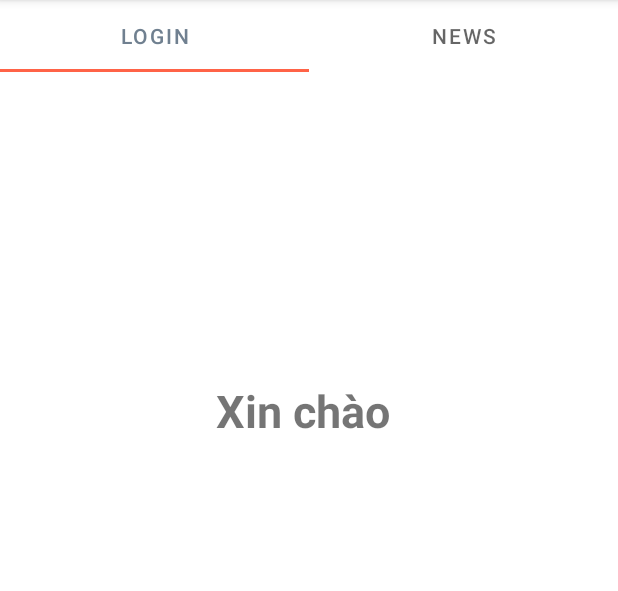
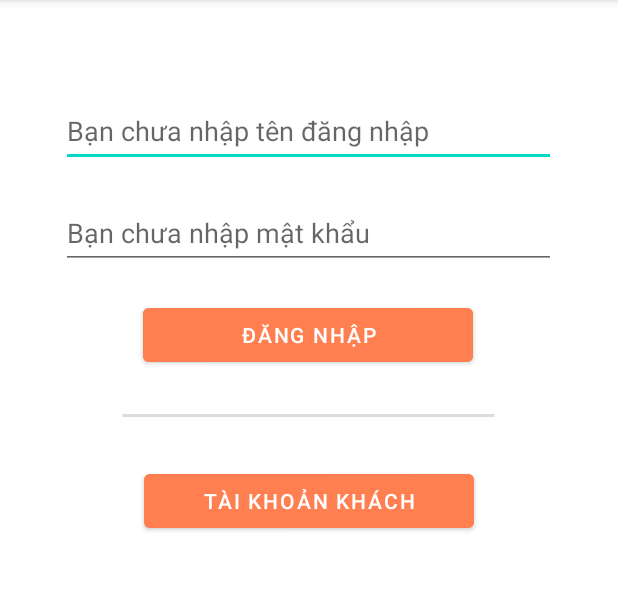
Before and after one commit to tntbinh/LTDD_TH109-C91A_Nhom1, an Android app: the screen it shows after launch (MainActivity), after a tap on "ĐĂNG NHẬP", on a phone screen of 412 x 824 dp, the part 84-675 px from its top. Run offline under Robolectric (Android 15) with nearby library versions, the phone set to English and light mode, and no system bars.

Commit message:
Add Login Activity. Change LoginFragment to UserFragment

```diff
--- a/NewsApp/app/src/main/java/com/example/newsapp/LoginFragment.java
+++ /dev/null
@@ -1,52 +0,0 @@
-package com.example.newsapp;
-
-import android.os.Bundle;
-
-import androidx.fragment.app.Fragment;
-import androidx.fragment.app.FragmentStatePagerAdapter;
-
-import android.view.LayoutInflater;
-import android.view.View;
-import android.view.ViewGroup;
-import android.widget.Button;
-import android.widget.EditText;
-import android.widget.TextView;
-
-public class LoginFragment extends Fragment {
-
-    EditText username, password;
-    Button btn_user, btn_guest;
-    TextView user, line;
-
-    public LoginFragment() {
-        // Required empty public constructor
-    }
-
-    @Override
-    public View onCreateView(LayoutInflater inflater, ViewGroup container,
-                             Bundle savedInstanceState) {
-        // Inflate the layout for this fragment
-        View view = inflater.inflate(R.layout.fragment_login, container, false);
-        username = view.findViewById(R.id.username);
-        password = view.findViewById(R.id.password);
-        btn_user = view.findViewById(R.id.btn_login_user);
-        btn_guest = view.findViewById(R.id.btn_login_guest);
-        user = view.findViewById(R.id.user);
-        line = view.findViewById(R.id.line);
-
-        btn_user.setOnClickListener(new View.OnClickListener() {
-            @Override
-            public void onClick(View view) {
-                username.setVisibility(View.INVISIBLE);
-                password.setVisibility(View.INVISIBLE);
-                btn_user.setVisibility(View.INVISIBLE);
-                btn_guest.setVisibility(View.INVISIBLE);
-                line.setVisibility(View.INVISIBLE);
-                user.setText("Xin chào " + username.getText().toString());
-                user.setVisibility(View.VISIBLE);
-
-            }
-        });
-        return view;
-    }
-}
--- a/NewsApp/app/src/main/java/com/example/newsapp/MainActivity.java
+++ b/NewsApp/app/src/main/java/com/example/newsapp/MainActivity.java
@@ -2,32 +2,68 @@ package com.example.newsapp;
 
 import androidx.appcompat.app.AppCompatActivity;
 
+import android.content.Context;
+import android.content.Intent;
 import android.os.Bundle;
 import android.view.View;
 import android.widget.Button;
 import android.widget.EditText;
-import androidx.fragment.app.Fragment;
-import androidx.fragment.app.FragmentManager;
-import androidx.fragment.app.FragmentStatePagerAdapter;
-import androidx.viewpager.widget.ViewPager;
-
-import com.google.android.material.tabs.TabLayout;
+import android.widget.TextView;
 
 public class MainActivity extends AppCompatActivity {
-    private TabLayout mTablayout;
-    private ViewPager mViewPager;
+
+    public static final String KEY_USER_TO_MAIN = "KEY_USER_TO_MAIN";
+    public static final String KEY_PASSWORD_TO_MAIN = "KEY_PASSWORD_TO_MAIN";
+
+    EditText username, password;
+    Button btn_user, btn_guest;
+    TextView user, line;
+    private Context context;
 
     @Override
     protected void onCreate(Bundle savedInstanceState) {
         super.onCreate(savedInstanceState);
         setContentView(R.layout.activity_main);
 
-        mTablayout = findViewById(R.id.tab_id);
-        mViewPager = findViewById(R.id.view_pager);
+        context = this;
 
-        ViewPageAdapter viewPageAdapter = new ViewPageAdapter(getSupportFragmentManager(), FragmentStatePagerAdapter.BEHAVIOR_RESUME_ONLY_CURRENT_FRAGMENT);
-        mViewPager.setAdapter(viewPageAdapter);
-        mTablayout.setupWithViewPager(mViewPager);
+        username = findViewById(R.id.username);
+        password = findViewById(R.id.password);
+        btn_user = findViewById(R.id.btn_login_user);
+        btn_guest = findViewById(R.id.btn_login_guest);
+        user = findViewById(R.id.user);
+        line = findViewById(R.id.line);
+
+        btn_user.setOnClickListener(new View.OnClickListener() {
+            @Override
+            public void onClick(View view) {
+                String username_text = username.getText().toString();
+                String password_text = password.getText().toString();
+                if (username_text.length() == 0)
+                    username.setHint("Bạn chưa nhập tên đăng nhập");
+                if (password_text.length() == 0)
+                    password.setHint("Bạn chưa nhập mật khẩu");
+                if (username_text.length() > 0){
+                    if (password_text.length() > 0){
+                        Intent intent = new Intent(MainActivity.this, NewsActivity.class);
+                        intent.putExtra(KEY_USER_TO_MAIN, username_text);
+                        startActivity(intent);
+                    }
+
+                }
+            }
+        });
+
+        btn_guest.setOnClickListener(new View.OnClickListener() {
+            @Override
+            public void onClick(View view) {
+                String username_text = username.getText().toString();
+                if (btn_guest.getText().toString().equals("Tài khoản khách")) {
+                    Intent intent = new Intent(MainActivity.this, NewsActivity.class);
+                    startActivity(intent);
+                }
+            }
+        });
 
 
     }
--- a/NewsApp/app/src/main/java/com/example/newsapp/ViewPageAdapter.java
+++ b/NewsApp/app/src/main/java/com/example/newsapp/ViewPageAdapter.java
@@ -16,11 +16,11 @@ public class ViewPageAdapter extends FragmentStatePagerAdapter {
     public Fragment getItem(int position) {
         switch (position){
             case 0:
-                return new LoginFragment();
+                return new NewsFragment();
             case 1:
-                return new NewsFragment();
+                return new UserFragment();
             default:
-                return  new LoginFragment();
+                return  new NewsFragment();
         }
     }
 
@@ -34,11 +34,11 @@ public class ViewPageAdapter extends FragmentStatePagerAdapter {
     public CharSequence getPageTitle(int position) {
         String title="";
         switch (position) {
+            case 1:
+                title = "Tài khoản";
+                break;
             case 0:
-                title = "Login";
-                break;
-            case 1:
-                title = "News";
+                title = "Tin nổi bật";
                 break;
         }
         return title;
--- a/NewsApp/app/src/main/res/layout/activity_main.xml
+++ b/NewsApp/app/src/main/res/layout/activity_main.xml
@@ -1,7 +1,6 @@
 <?xml version="1.0" encoding="utf-8"?>
 <LinearLayout xmlns:android="http://schemas.android.com/apk/res/android"
         xmlns:tools="http://schemas.android.com/tools"
-        xmlns:app="http://schemas.android.com/apk/res-auto"
         android:layout_width="match_parent"
         android:layout_height="wrap_content"
         android:gravity="center"
@@ -9,20 +8,68 @@
         tools:context=".MainActivity"
         android:background="@color/design_default_color_background">
 
-    <RelativeLayout
-            android:id="@+id/fragmentHienThi"
-            android:layout_width="match_parent"
-            android:layout_height="match_parent"/>
+    <TextView
+            android:id="@+id/user"
+            android:layout_width="350dp"
+            android:layout_height="wrap_content"
+            android:layout_marginTop="150dp"
+            android:textSize="30dp"
+            android:textStyle="bold"
+            android:textAlignment="center"
+            android:visibility="gone"/>
 
-    <com.google.android.material.tabs.TabLayout
-            android:id="@+id/tab_id"
-            android:layout_width="match_parent"
-            app:tabSelectedTextColor="@color/slategray"
-            android:layout_height="wrap_content"/>
+    <LinearLayout
+            android:layout_width="350dp"
+            android:layout_height="250dp"
+            android:gravity="center"
+            android:layout_marginTop="50dp"
+            android:orientation="vertical">
 
-    <androidx.viewpager.widget.ViewPager
-            android:id="@+id/view_pager"
-            android:layout_width="match_parent"
-            android:layout_height="match_parent"/>
+        <EditText
+                android:id="@+id/username"
+                android:layout_width="match_parent"
+                android:layout_height="wrap_content"
+                android:layout_margin="10dp"
+                android:drawablePadding="10dp"
+                android:drawableTint="#3ca40f"
+                android:hint="Tài khoản"
+                android:inputType="text"
+                android:minHeight="48dp" />
+
+        <EditText
+                android:id="@+id/password"
+                android:layout_width="match_parent"
+                android:layout_height="wrap_content"
+                android:layout_margin="10dp"
+                android:drawablePadding="10dp"
+                android:drawableTint="#3ca40f"
+                android:hint="Mật khẩu"
+                android:inputType="textPassword"
+                android:minHeight="48dp" />
+
+        <Button
+                android:id="@+id/btn_login_user"
+                android:layout_width="220dp"
+                android:layout_height="wrap_content"
+                android:layout_margin="10dp"
+                android:backgroundTint="@color/coral"
+                android:text="Đăng nhập" />
+
+        <TextView
+                android:id="@+id/line"
+                android:layout_width="250dp"
+                android:layout_height="wrap_content"
+                android:layout_margin="10dp"
+                android:background="@drawable/line" />
+
+    </LinearLayout>
+
+    <Button
+            android:id="@+id/btn_login_guest"
+            android:layout_width="220dp"
+            android:layout_height="wrap_content"
+            android:layout_margin="10dp"
+            android:backgroundTint="@color/coral"
+            android:text="Tài khoản khách" />
 
 </LinearLayout>
--- a/NewsApp/app/src/main/res/layout/fragment_login.xml
+++ /dev/null
@@ -1,75 +0,0 @@
-<?xml version="1.0" encoding="utf-8"?>
-<LinearLayout xmlns:android="http://schemas.android.com/apk/res/android"
-        xmlns:tools="http://schemas.android.com/tools"
-        android:layout_width="match_parent"
-        android:layout_height="wrap_content"
-        android:gravity="center"
-        android:orientation="vertical"
-        tools:context=".MainActivity"
-        android:background="@color/design_default_color_background">
-
-    <TextView
-            android:id="@+id/user"
-            android:layout_width="350dp"
-            android:layout_height="wrap_content"
-            android:layout_marginTop="150dp"
-            android:textSize="30dp"
-            android:textStyle="bold"
-            android:textAlignment="center"
-            android:visibility="gone"/>
-
-    <LinearLayout
-            android:layout_width="350dp"
-            android:layout_height="250dp"
-            android:gravity="center"
-            android:layout_marginTop="100dp"
-            android:orientation="vertical">
-
-        <EditText
-                android:id="@+id/username"
-                android:layout_width="match_parent"
-                android:layout_height="wrap_content"
-                android:layout_margin="10dp"
-                android:drawablePadding="10dp"
-                android:drawableTint="#3ca40f"
-                android:hint="Tài khoản"
-                android:inputType="text"
-                android:minHeight="48dp" />
-
-        <EditText
-                android:id="@+id/password"
-                android:layout_width="match_parent"
-                android:layout_height="wrap_content"
-                android:layout_margin="10dp"
-                android:drawablePadding="10dp"
-                android:drawableTint="#3ca40f"
-                android:hint="Mật khẩu"
-                android:inputType="textPassword"
-                android:minHeight="48dp" />
-
-        <Button
-                android:id="@+id/btn_login_user"
-                android:layout_width="220dp"
-                android:layout_height="wrap_content"
-                android:layout_margin="10dp"
-                android:backgroundTint="@color/coral"
-                android:text="Đăng nhập" />
-
-        <TextView
-                android:id="@+id/line"
-                android:layout_width="250dp"
-                android:layout_height="wrap_content"
-                android:layout_margin="10dp"
-                android:background="@drawable/line" />
-
-    </LinearLayout>
-
-    <Button
-            android:id="@+id/btn_login_guest"
-            android:layout_width="220dp"
-            android:layout_height="wrap_content"
-            android:layout_margin="10dp"
-            android:backgroundTint="@color/coral"
-            android:text="Tài khoản khách" />
-
-</LinearLayout>
```
Also changed, not shown: NewsApp/app/src/main/AndroidManifest.xml (+6 -2 lines), NewsApp/app/src/main/java/com/example/newsapp/NewsActivity.java (added, +38 -0 lines), NewsApp/app/src/main/java/com/example/newsapp/UserFragment.java (added, +44 -0 lines), NewsApp/app/src/main/res/layout/activity_news.xml (added, +28 -0 lines), NewsApp/app/src/main/res/layout/fragment_user.xml (added, +29 -0 lines), NewsApp/app/src/main/res/values/bai_bao.xml (added, +23 -0 lines).
